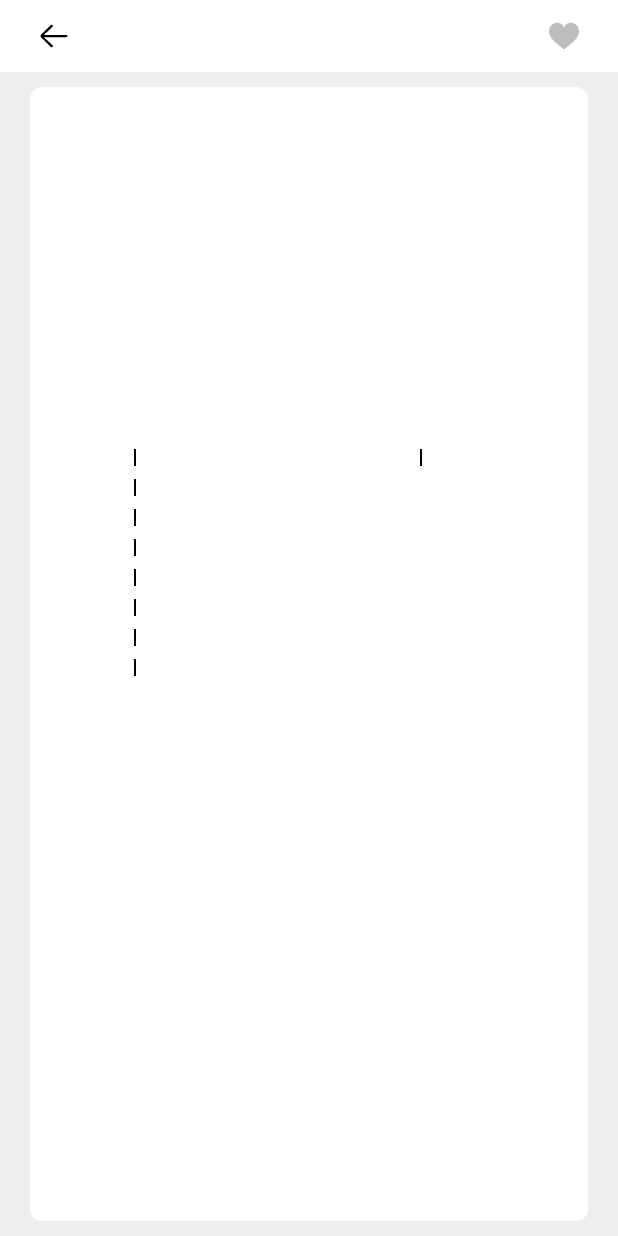
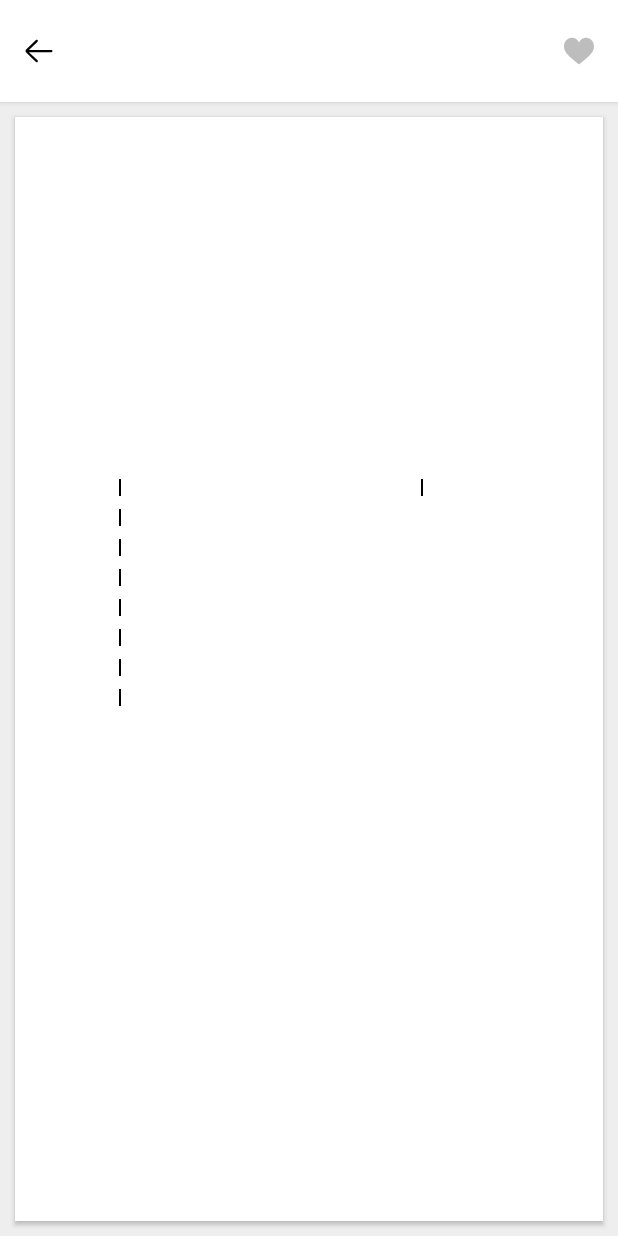
Before and after one commit to pjs3065a/KakaoPay_Book_Search, an Android app: the layout fragment_search_detail.xml on its own in the app's theme, with its tools: preview values and no code run, on a phone screen of 412 x 824 dp. Run offline under Robolectric (Android 15) with nearby library versions, the phone set to English and light mode, and no system bars.

Commit message:
style : 레이아웃 디자인 수정

```diff
--- a/app/src/main/res/layout/fragment_search_detail.xml
+++ b/app/src/main/res/layout/fragment_search_detail.xml
@@ -17,8 +17,9 @@
         <androidx.appcompat.widget.Toolbar
             android:id="@+id/tb_search_detail"
             android:layout_width="0dp"
-            android:layout_height="48dp"
+            android:layout_height="68dp"
             android:background="@color/white"
+            android:elevation="2dp"
             app:layout_constraintEnd_toEndOf="parent"
             app:layout_constraintStart_toStartOf="parent"
             app:layout_constraintTop_toTopOf="parent" />
@@ -29,6 +30,7 @@
             android:layout_height="32dp"
             android:layout_marginStart="@dimen/base_start"
             android:background="@null"
+            android:elevation="2dp"
             android:padding="4dp"
             android:scaleType="fitCenter"
             android:src="@drawable/ic_back"
@@ -40,9 +42,9 @@
             android:id="@+id/ib_favorite"
             android:layout_width="32dp"
             android:layout_height="32dp"
-            android:layout_marginStart="@dimen/base_start"
             android:layout_marginEnd="@dimen/base_end"
             android:background="@null"
+            android:elevation="2dp"
             android:onClick="@{() -> viewModel.onClickFavorite()}"
             android:padding="6dp"
             android:scaleType="fitCenter"
@@ -58,9 +60,9 @@
             android:clipToPadding="false"
             android:fillViewport="true"
             android:paddingStart="@dimen/base_start"
-            android:paddingTop="10dp"
+            android:paddingTop="@dimen/base_top"
             android:paddingEnd="@dimen/base_end"
-            android:paddingBottom="10dp"
+            android:paddingBottom="@dimen/base_bottom"
             app:layout_constraintBottom_toBottomOf="parent"
             app:layout_constraintEnd_toEndOf="parent"
             app:layout_constraintStart_toStartOf="parent"
@@ -69,12 +71,13 @@
             <androidx.constraintlayout.widget.ConstraintLayout
                 android:layout_width="match_parent"
                 android:layout_height="match_parent"
-                android:background="@drawable/shape_rect_corner_8">
+                android:background="@color/white"
+                android:elevation="2dp">
 
                 <androidx.constraintlayout.widget.Guideline
                     android:id="@+id/gl_book_detail"
                     android:layout_width="wrap_content"
-                    android:layout_height="10dp"
+                    android:layout_height="wrap_content"
                     android:orientation="vertical"
                     app:layout_constraintGuide_percent="0.55" />
 
@@ -94,7 +97,7 @@
                     layout="@layout/layout_book_category_info"
                     android:layout_width="0dp"
                     android:layout_height="wrap_content"
-                    android:layout_marginStart="@dimen/base_start"
+                    android:layout_marginStart="20dp"
                     android:layout_marginTop="20dp"
                     app:content="@{viewModel.bindName}"
                     app:layout_constraintEnd_toEndOf="@id/gl_book_detail"
@@ -108,7 +111,7 @@
                     android:layout_width="0dp"
                     android:layout_height="wrap_content"
                     android:layout_marginStart="6dp"
-                    android:layout_marginEnd="@dimen/base_end"
+                    android:layout_marginEnd="20dp"
                     app:content="@{viewModel.bindDateTime}"
                     app:layout_constraintEnd_toEndOf="parent"
                     app:layout_constraintStart_toStartOf="@id/gl_book_detail"
@@ -120,11 +123,10 @@
                     layout="@layout/layout_book_category_info"
                     android:layout_width="0dp"
                     android:layout_height="wrap_content"
-                    android:layout_marginStart="@dimen/base_start"
                     android:layout_marginTop="4dp"
                     app:content="@{viewModel.bindPrice}"
                     app:layout_constraintEnd_toEndOf="@id/layout_book_datetime"
-                    app:layout_constraintStart_toStartOf="parent"
+                    app:layout_constraintStart_toStartOf="@id/layout_book_name"
                     app:layout_constraintTop_toBottomOf="@id/layout_book_name"
                     app:title="@{@string/price}" />
 
@@ -133,11 +135,10 @@
                     layout="@layout/layout_book_category_info"
                     android:layout_width="0dp"
                     android:layout_height="wrap_content"
-                    android:layout_marginStart="@dimen/base_start"
                     android:layout_marginTop="4dp"
                     app:content="@{viewModel.bindPublisher}"
                     app:layout_constraintEnd_toEndOf="@id/layout_book_datetime"
-                    app:layout_constraintStart_toStartOf="parent"
+                    app:layout_constraintStart_toStartOf="@id/layout_book_name"
                     app:layout_constraintTop_toBottomOf="@id/layout_book_price"
                     app:title="@{@string/publisher}" />
 
@@ -146,11 +147,10 @@
                     layout="@layout/layout_book_category_info"
                     android:layout_width="0dp"
                     android:layout_height="wrap_content"
-                    android:layout_marginStart="@dimen/base_start"
                     android:layout_marginTop="4dp"
                     app:content="@{viewModel.bindNumber}"
                     app:layout_constraintEnd_toEndOf="@id/layout_book_datetime"
-                    app:layout_constraintStart_toStartOf="parent"
+                    app:layout_constraintStart_toStartOf="@id/layout_book_name"
                     app:layout_constraintTop_toBottomOf="@id/layout_book_publisher"
                     app:title="@{@string/book_number}" />
 
@@ -159,11 +159,10 @@
                     layout="@layout/layout_book_category_info"
                     android:layout_width="0dp"
                     android:layout_height="wrap_content"
-                    android:layout_marginStart="@dimen/base_start"
                     android:layout_marginTop="4dp"
                     app:content="@{viewModel.bindAuthor}"
                     app:layout_constraintEnd_toEndOf="@id/layout_book_datetime"
-                    app:layout_constraintStart_toStartOf="parent"
+                    app:layout_constraintStart_toStartOf="@id/layout_book_name"
                     app:layout_constraintTop_toBottomOf="@id/layout_book_number"
                     app:title="@{@string/author}" />
 
@@ -172,11 +171,10 @@
                     layout="@layout/layout_book_category_info"
                     android:layout_width="0dp"
                     android:layout_height="wrap_content"
-                    android:layout_marginStart="@dimen/base_start"
                     android:layout_marginTop="4dp"
                     app:content="@{viewModel.bindTranslator}"
                     app:layout_constraintEnd_toEndOf="@id/layout_book_datetime"
-                    app:layout_constraintStart_toStartOf="parent"
+                    app:layout_constraintStart_toStartOf="@id/layout_book_name"
                     app:layout_constraintTop_toBottomOf="@id/layout_book_author"
                     app:title="@{@string/translator}" />
 
@@ -185,11 +183,10 @@
                     layout="@layout/layout_book_category_info"
                     android:layout_width="0dp"
                     android:layout_height="wrap_content"
-                    android:layout_marginStart="@dimen/base_start"
                     android:layout_marginTop="4dp"
                     app:content="@{viewModel.bindStatus}"
                     app:layout_constraintEnd_toEndOf="@id/layout_book_datetime"
-                    app:layout_constraintStart_toStartOf="parent"
+                    app:layout_constraintStart_toStartOf="@id/layout_book_name"
                     app:layout_constraintTop_toBottomOf="@id/layout_book_translator"
                     app:title="@{@string/status}" />
 
@@ -198,14 +195,12 @@
                     layout="@layout/layout_book_category_info"
                     android:layout_width="0dp"
                     android:layout_height="wrap_content"
-                    android:layout_marginStart="@dimen/base_start"
                     android:layout_marginTop="4dp"
-                    android:layout_marginEnd="10dp"
-                    android:layout_marginBottom="10dp"
+                    android:layout_marginBottom="20dp"
                     app:content="@{viewModel.bindContent}"
                     app:layout_constraintBottom_toBottomOf="parent"
                     app:layout_constraintEnd_toEndOf="@id/layout_book_datetime"
-                    app:layout_constraintStart_toStartOf="parent"
+                    app:layout_constraintStart_toStartOf="@id/layout_book_name"
                     app:layout_constraintTop_toBottomOf="@id/layout_book_status"
                     app:layout_constraintVertical_bias="0"
                     app:title="@{@string/content}" />
--- a/app/src/main/res/values/dimens.xml
+++ b/app/src/main/res/values/dimens.xml
@@ -1,5 +1,8 @@
 <?xml version="1.0" encoding="utf-8"?>
 <resources>
-    <dimen name="base_start">20dp</dimen>
-    <dimen name="base_end">20dp</dimen>
+    <dimen name="base_toolbar">68dp</dimen>
+    <dimen name="base_start">10dp</dimen>
+    <dimen name="base_end">10dp</dimen>
+    <dimen name="base_top">10dp</dimen>
+    <dimen name="base_bottom">10dp</dimen>
 </resources>
--- a/app/src/main/res/values/themes.xml
+++ b/app/src/main/res/values/themes.xml
@@ -2,19 +2,19 @@
     <!-- Base application theme. -->
     <style name="Theme.BookSearch" parent="Theme.MaterialComponents.DayNight.NoActionBar">
         <!-- Primary brand color. -->
-        <item name="colorPrimary">@color/purple_500</item>
+        <item name="colorPrimary">@color/Gray_500</item>
         <item name="colorPrimaryVariant">@color/Gray_400</item>
         <item name="colorOnPrimary">@color/white</item>
+
         <!-- Secondary brand color. -->
-        <item name="colorSecondary">@color/teal_200</item>
-        <item name="colorSecondaryVariant">@color/teal_700</item>
+        <item name="colorSecondary">@color/Yellow_700</item>
+        <item name="colorSecondaryVariant">@color/Yellow_700</item>
         <item name="colorOnSecondary">@color/black</item>
 
         <!-- Status bar color. -->
         <item name="android:statusBarColor" tools:targetApi="l">?attr/colorPrimaryVariant</item>
 
         <!-- Customize your theme here. -->
-
     </style>
 
     <style name="titleStyle">
```
Also changed, not shown: app/src/main/java/kr/pjs/booksearch/view/ui/custom/CustomSearchView.kt (+6 -4 lines), app/src/main/res/layout/fragment_search_input.xml (+24 -22 lines), app/src/main/res/layout/holder_book_item.xml (+4 -3 lines), app/src/main/res/values/colors.xml (+12 -0 lines).
